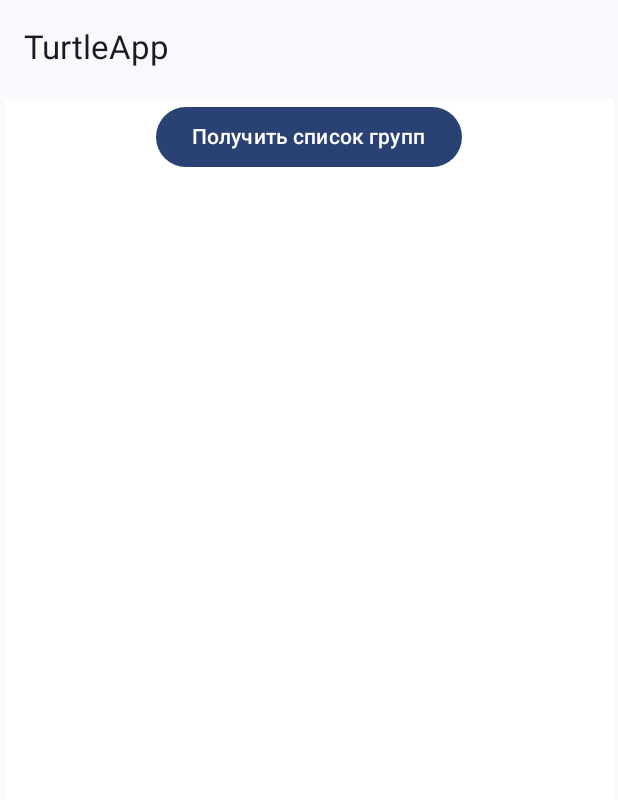
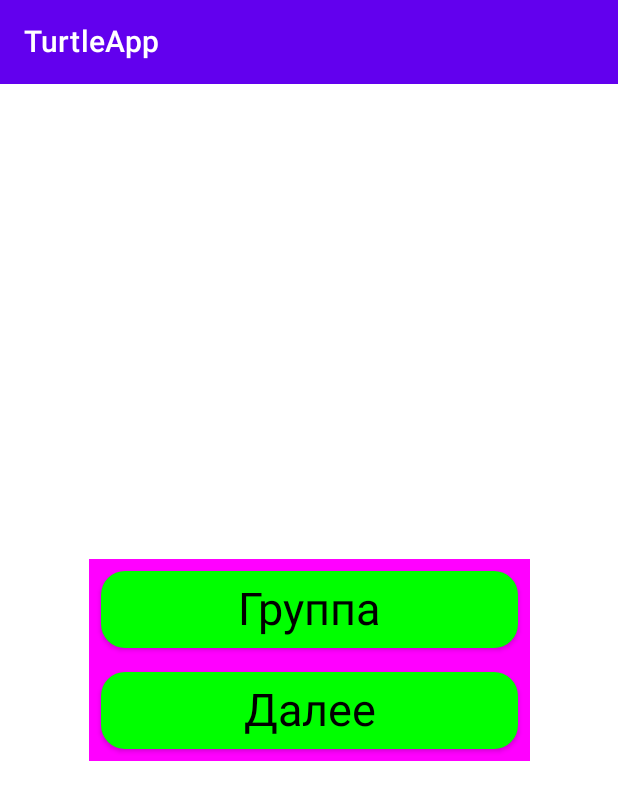
Before and after one commit to marat101/TurtleApp, an Android app built with Jetpack Compose: the screen it shows after launch (MainActivity), on a phone screen of 412 x 824 dp. Shown: the top 800 px of the screen. Run offline under Robolectric (Android 15) with nearby library versions, the phone set to English and light mode, and no system bars; our stand-ins replace Room's generated code; 2 statements that could not run were skipped.

Commit message:
preset groups list screen

```diff
--- a/ui/build.gradle
+++ b/ui/build.gradle
@@ -57,7 +57,7 @@ dependencies {
     implementation 'androidx.activity:activity-compose:1.6.1'
     implementation "androidx.compose.ui:ui:$compose_version"
     implementation "androidx.compose.ui:ui-tooling-preview:$compose_version"
-    implementation 'androidx.compose.material3:material3:1.1.0-alpha04'
+    implementation 'androidx.compose.material:material:1.3.1'
     testImplementation 'junit:junit:4.13.2'
     androidTestImplementation 'androidx.test.ext:junit:1.1.5'
     androidTestImplementation 'androidx.test.espresso:espresso-core:3.5.1'
--- a/ui/src/main/java/com/turtleteam/ui/MainActivity.kt
+++ b/ui/src/main/java/com/turtleteam/ui/MainActivity.kt
@@ -6,16 +6,16 @@ import androidx.activity.ComponentActivity
 import androidx.activity.compose.setContent
 import androidx.compose.foundation.layout.Column
 import androidx.compose.foundation.layout.fillMaxSize
-import androidx.compose.material3.*
+import androidx.compose.material.*
 import androidx.compose.ui.Modifier
 import com.turtleteam.ui.screens.navigation.TurtleNavHost
 import com.turtleteam.ui.theme.TurtleAppTheme
 
 class MainActivity : ComponentActivity() {
-    @SuppressLint("UnusedMaterial3ScaffoldPaddingParameter")
-    @OptIn(ExperimentalMaterial3Api::class)
+    @SuppressLint("UnusedMaterialScaffoldPaddingParameter")
     override fun onCreate(savedInstanceState: Bundle?) {
         super.onCreate(savedInstanceState)
+
         setContent {
             TurtleAppTheme {
                 Column(modifier = Modifier.fillMaxSize()) {
--- a/ui/src/main/java/com/turtleteam/ui/screens/scheduleselect/ScheduleSelectScreen.kt
+++ b/ui/src/main/java/com/turtleteam/ui/screens/scheduleselect/ScheduleSelectScreen.kt
@@ -1,26 +1,29 @@
 package com.turtleteam.ui.screens.scheduleselect
 
+import android.util.Log
 import androidx.compose.foundation.ExperimentalFoundationApi
 import androidx.compose.foundation.background
 import androidx.compose.foundation.combinedClickable
 import androidx.compose.foundation.layout.*
 import androidx.compose.foundation.lazy.grid.GridCells
-import androidx.compose.foundation.lazy.grid.GridItemSpan
 import androidx.compose.foundation.lazy.grid.LazyVerticalGrid
-import androidx.compose.foundation.lazy.grid.items
-import androidx.compose.foundation.shape.CornerSize
 import androidx.compose.foundation.shape.RoundedCornerShape
-import androidx.compose.material3.Button
-import androidx.compose.material3.Text
-import androidx.compose.runtime.Composable
-import androidx.compose.runtime.collectAsState
+import androidx.compose.material.*
+import androidx.compose.material.ButtonDefaults.buttonColors
+import androidx.compose.runtime.*
 import androidx.compose.ui.Alignment
 import androidx.compose.ui.Modifier
 import androidx.compose.ui.graphics.Color
+import androidx.compose.ui.text.TextStyle
+import androidx.compose.ui.text.style.TextAlign
 import androidx.compose.ui.unit.dp
+import androidx.compose.ui.unit.sp
 import androidx.navigation.NavHostController
+import com.turtleteam.domain.model.NamesList
+import kotlinx.coroutines.launch
 import org.koin.androidx.compose.koinViewModel
 
+@OptIn(ExperimentalMaterialApi::class)
 @Composable
 fun ScheduleSelectScreen(
     navController: NavHostController,
@@ -28,87 +31,136 @@ fun ScheduleSelectScreen(
 ) {
 
     val groups = viewModel.groups.collectAsState()
-
-    Column(
-        Modifier
-            .padding(3.dp)
+    viewModel.getGroupsList()
+    val composableScope = rememberCoroutineScope()
+    Box(
+        modifier = Modifier
             .fillMaxSize()
             .background(Color.White),
-        horizontalAlignment = Alignment.CenterHorizontally,
-        verticalArrangement = Arrangement.Top
+        contentAlignment = Alignment.Center
     ) {
-        Button(
-            onClick = { viewModel.getGroupsList() },
+        val sheetState = rememberModalBottomSheetState(initialValue = ModalBottomSheetValue.Hidden)
+        val groupButtonText = remember {
+            mutableStateOf("Группа")
+        }
+        Column(
+            Modifier
+                .padding(10.dp)
+                .background(Color.Magenta)
         ) {
-            Text(text = "Получить список групп")
+            Button(
+                modifier = Modifier
+                    .fillMaxWidth(0.75f)
+                    .padding(8.dp),
+                onClick = { composableScope.launch { sheetState.show() } },
+                shape = RoundedCornerShape(16.dp),
+                colors = buttonColors(backgroundColor = Color.Green)
+            ) { Text(text = groupButtonText.value, style = TextStyle(fontSize = 30.sp)) }
+
+            Button(
+                modifier = Modifier
+                    .fillMaxWidth(0.75f)
+                    .padding(8.dp),
+                shape = RoundedCornerShape(16.dp),
+                onClick = {
+                    //Todo open schedule screen
+                },
+                colors = buttonColors(backgroundColor = Color.Green)
+
+            ) { Text(text = "Далее", style = TextStyle(fontSize = 30.sp)) }
+
         }
-        LazyVerticalGrid(columns = GridCells.Fixed(2)) {
-            if (groups.value.pinned.isNotEmpty()) {
-                item(
-                    span = { GridItemSpan(4) },
-                    content = { NamesHeader("Закрепленные") })
-                items(groups.value.pinned) {
-                    NameItem(viewModel = viewModel, item = it)
+        ModalBottomSheetLayout(
+            modifier = Modifier
+                .fillMaxWidth(),
+            sheetState = sheetState,
+            sheetShape = RoundedCornerShape(topStart = 20f, topEnd = 20f),
+            content = {},
+            sheetContent = {
+                GroupList(groups, viewModel) {
+                    groupButtonText.value = it
+                    composableScope.launch { sheetState.hide() }
                 }
             }
-            if (groups.value.groups.isNotEmpty()) {
-                item(
-                    span = { GridItemSpan(4) },
-                    content = { NamesHeader("Все группы") })
-                items(groups.value.groups) {
-                    NameItem(viewModel = viewModel, item = it)
+        )
+    }
+}
+
+
+
+@Composable
+fun GroupList(list:State<NamesList>, vModel: ScheduleSelectViewModel , onClickAction: (group: String) -> Unit) {
+
+    val filter = remember { mutableStateOf("") }
+    val filteredList = list.value.groups.filter { it.contains(filter.value, true) }
+    val filteredPinnedList = list.value.pinned.filter { it.contains(filter.value, true) }
+    Column(
+        modifier = Modifier
+            .padding(horizontal = 8.dp)
+            .padding(top = 8.dp)
+    ) {
+        TextField(
+            maxLines = 1,
+            value = filter.value,
+            onValueChange = { filter.value = it }
+        )
+
+
+        Text(text = "Закрепленные")
+        LazyVerticalGrid(columns = GridCells.Fixed(2)) {
+            items(filteredPinnedList.size) {
+                val item = filteredPinnedList[it]
+                BottomSheetOneItem(title = item, onClickAction = {
+                    Log.d("xdd", "onClickAction ")
+
+                    onClickAction(item)
+                },
+                    onLongClickAction = {
+                        Log.d("xdd", "onLongClickAction ")
+
+                        vModel.setPinnedList(item)
+                    }
+                )
+            }
+        }
+        Text(text = "Все группы")
+        LazyVerticalGrid(columns = GridCells.Fixed(2)) {
+            items(filteredList.size) {
+                val item = filteredList[it]
+                BottomSheetOneItem(title = item, onClickAction = {
+                    Log.d("xdd", "onClickAction ")
+                    onClickAction(item)
+                },
+                onLongClickAction = {
+                    Log.d("xdd", "onLongClickAction ")
+
+                    vModel.setPinnedList(item)
                 }
+                )
             }
         }
     }
 }
 
-@OptIn(ExperimentalFoundationApi::class)
+@OptIn(ExperimentalMaterialApi::class, ExperimentalFoundationApi::class)
 @Composable
-fun NameItem(viewModel: ScheduleSelectViewModel, item: String) {
-    Box(
-        Modifier
-            .padding(1.dp)
-            .background(
-                Color.Gray,
-                RoundedCornerShape(
-                    CornerSize(4.dp),
-                    CornerSize(4.dp),
-                    CornerSize(4.dp),
-                    CornerSize(4.dp)
-                )
-            )
-            .fillMaxSize()
+fun BottomSheetOneItem(title: String, onClickAction: () -> Unit, onLongClickAction: () -> Unit) {
+    Card(
+        modifier = Modifier
+            .fillMaxWidth()
+            .padding(4.dp)
             .combinedClickable(
-                onClick = { },
-                onLongClick = {
-                    viewModel.setPinnedList(item)
-                },
-            )
+                onLongClick = onLongClickAction,
+                onClick = onClickAction,
+            ),
+        elevation = 8.dp,
+        onClick = onClickAction,
+
     ) {
-        Text(text = item, color = Color.White)
+        Text(
+            text = title,
+            style = TextStyle(fontSize = 25.sp),
+            textAlign = TextAlign.Start
+        )
     }
 }
-
-@Composable
-fun NamesHeader(title: String) {
-    Box(
-        Modifier
-            .padding(1.dp)
-            .background(
-                Color.DarkGray,
-                RoundedCornerShape(
-                    CornerSize(4.dp),
-                    CornerSize(4.dp),
-                    CornerSize(4.dp),
-                    CornerSize(4.dp)
-                )
-            )
-            .fillMaxSize(),
-        contentAlignment = Alignment.CenterStart
-    ) {
-        Box(Modifier.padding(8.dp)) {
-            Text(text = title, color = Color.White)
-        }
-    }
-}
--- a/ui/src/main/java/com/turtleteam/ui/theme/Color.kt
+++ b/ui/src/main/java/com/turtleteam/ui/theme/Color.kt
@@ -9,3 +9,9 @@ val Pink80 = Color(0xFFEFB8C8)
 val Purple40 = Color(0xFF6650a4)
 val PurpleGrey40 = Color(0xFF625b71)
 val Pink40 = Color(0xFF7D5260)
+
+
+val Purple200 = Color(0xFFBB86FC)
+val Purple500 = Color(0xFF6200EE)
+val Purple700 = Color(0xFF3700B3)
+val Teal200 = Color(0xFF03DAC5)
--- /dev/null
+++ b/ui/src/main/java/com/turtleteam/ui/theme/Shapes.kt
@@ -0,0 +1,11 @@
+package com.turtleteam.ui.theme
+
+import androidx.compose.foundation.shape.RoundedCornerShape
+import androidx.compose.material.Shapes
+import androidx.compose.ui.unit.dp
+
+val Shapes = Shapes(
+    small = RoundedCornerShape(4.dp),
+    medium = RoundedCornerShape(4.dp),
+    large = RoundedCornerShape(0.dp)
+)
--- a/ui/src/main/java/com/turtleteam/ui/theme/Theme.kt
+++ b/ui/src/main/java/com/turtleteam/ui/theme/Theme.kt
@@ -3,7 +3,9 @@ package com.turtleteam.ui.theme
 import android.app.Activity
 import android.os.Build
 import androidx.compose.foundation.isSystemInDarkTheme
-import androidx.compose.material3.*
+import androidx.compose.material.MaterialTheme
+import androidx.compose.material.darkColors
+import androidx.compose.material.lightColors
 import androidx.compose.runtime.Composable
 import androidx.compose.runtime.SideEffect
 import androidx.compose.ui.graphics.toArgb
@@ -11,44 +13,47 @@ import androidx.compose.ui.platform.LocalContext
 import androidx.compose.ui.platform.LocalView
 import androidx.core.view.ViewCompat
 
-private val DarkColorScheme = darkColorScheme(
-    primary = Purple80,
-    secondary = PurpleGrey80,
-    tertiary = Pink80
+private val LightColorPalette = lightColors(
+    primary = Purple500,
+    primaryVariant = Purple700,
+    secondary = Teal200
+
+    /* Other default colors to override
+    background = Color.White,
+    surface = Color.White,
+    onPrimary = Color.White,
+    onSecondary = Color.Black,
+    onBackground = Color.Black,
+    onSurface = Color.Black,
+    */
 )
+private val DarkColorPalette = darkColors(
+    primary = Purple500,
+    primaryVariant = Purple700,
+    secondary = Teal200
 
-private val LightColorScheme = lightColorScheme(
-    primary = Purple40,
-    secondary = PurpleGrey40,
-    tertiary = Pink40
+    /* Other default colors to override
+    background = Color.White,
+    surface = Color.White,
+    onPrimary = Color.White,
+    onSecondary = Color.Black,
+    onBackground = Color.Black,
+    onSurface = Color.Black,
+    */
 )
 
 @Composable
 fun TurtleAppTheme(
     darkTheme: Boolean = isSystemInDarkTheme(),
     // Dynamic color is available on Android 12+
-    dynamicColor: Boolean = true,
     content: @Composable () -> Unit
 ) {
-    val colorScheme = when {
-        dynamicColor && Build.VERSION.SDK_INT >= Build.VERSION_CODES.S -> {
-            val context = LocalContext.current
-            if (darkTheme) dynamicDarkColorScheme(context) else dynamicLightColorScheme(context)
-        }
-        darkTheme -> DarkColorScheme
-        else -> LightColorScheme
-    }
-    val view = LocalView.current
-    if (!view.isInEditMode) {
-        SideEffect {
-            (view.context as Activity).window.statusBarColor = colorScheme.primary.toArgb()
-            ViewCompat.getWindowInsetsController(view)?.isAppearanceLightStatusBars = darkTheme
-        }
-    }
+    val colors = if (darkTheme) DarkColorPalette else LightColorPalette
 
     MaterialTheme(
-        colorScheme = colorScheme,
+        colors = colors,
         typography = Typography,
+        shapes = Shapes,
         content = content
     )
 }
--- a/ui/src/main/java/com/turtleteam/ui/theme/Type.kt
+++ b/ui/src/main/java/com/turtleteam/ui/theme/Type.kt
@@ -1,6 +1,6 @@
 package com.turtleteam.ui.theme
 
-import androidx.compose.material3.Typography
+import androidx.compose.material.Typography
 import androidx.compose.ui.text.TextStyle
 import androidx.compose.ui.text.font.FontFamily
 import androidx.compose.ui.text.font.FontWeight
@@ -8,12 +8,10 @@ import androidx.compose.ui.unit.sp
 
 // Set of Material typography styles to start with
 val Typography = Typography(
-    bodyLarge = TextStyle(
+    body1 = TextStyle(
         fontFamily = FontFamily.Default,
         fontWeight = FontWeight.Normal,
-        fontSize = 16.sp,
-        lineHeight = 24.sp,
-        letterSpacing = 0.5.sp
+        fontSize = 16.sp
     )
     /* Other default text styles to override
     titleLarge = TextStyle(
```
